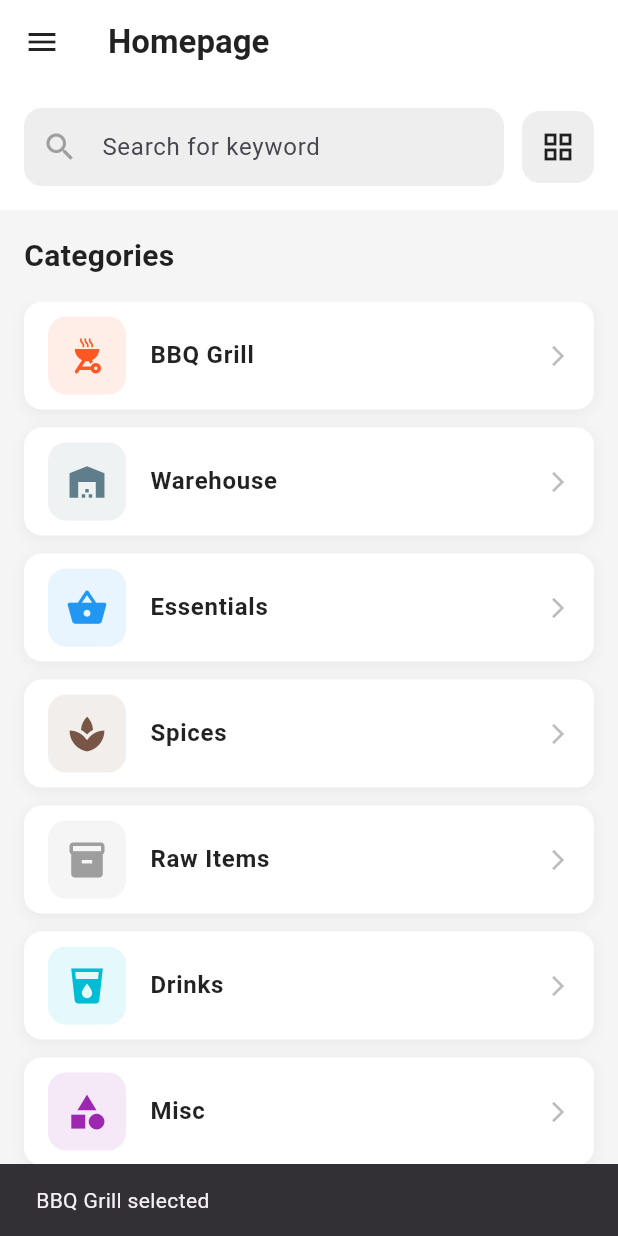
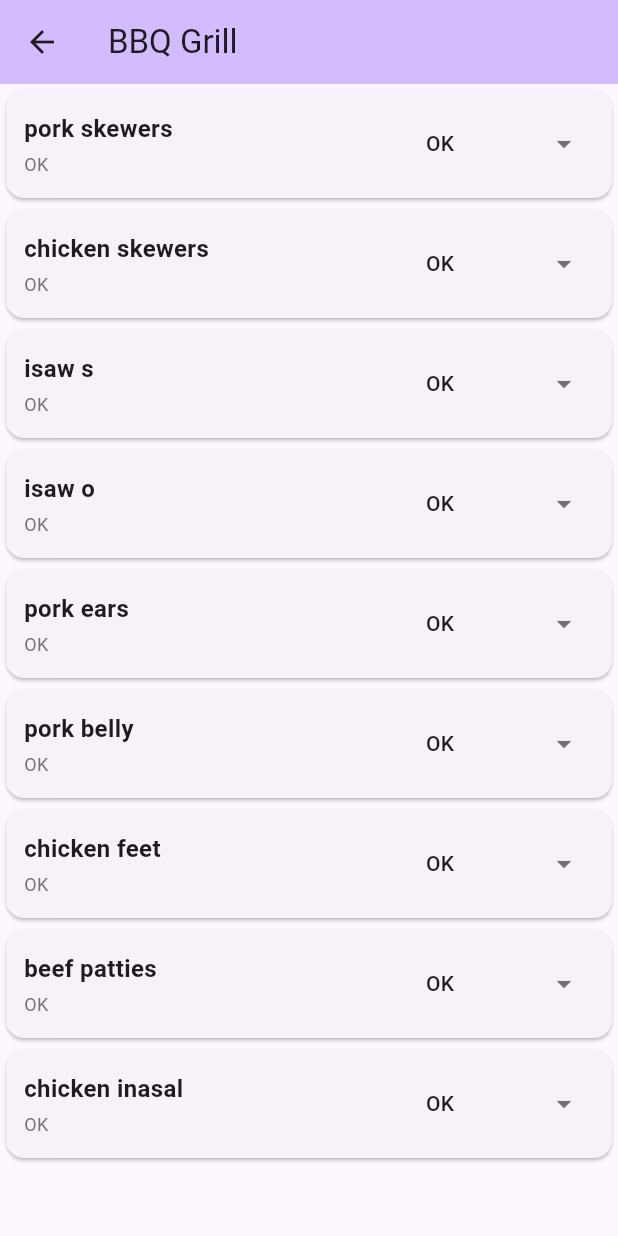
Before and after one commit to Roianme/stock-count-app, a Flutter app: the screen it shows after launch, after a tap on the "view list" icon, after a tap on "BBQ Grill", on a phone screen of 412 x 824 dp. Run offline on Flutter 3.47's test engine with Material 3 defaults, Android fonts, the phone set to English and light mode, and no system bars.

Commit message:
Refactor category view and navigation logic
Renamed MyHomePage to CategoryView and updated it to display items filtered by category. Improved item status updating to sync with the main item list. Updated home_view to navigate to CategoryView on category tap instead of showing a snackbar. Changed the icon for the 'produce' category from agriculture to eco.

```diff
--- a/stock_count_app/lib/model/item_model.dart
+++ b/stock_count_app/lib/model/item_model.dart
@@ -78,7 +78,7 @@ extension CategoryExtension on Category {
       case Category.supplier:
         return Icons.local_shipping;
       case Category.produce:
-        return Icons.agriculture;
+        return Icons.eco;
       case Category.filipinoSupplier:
         return Icons.store;
       case Category.colesWoolies:
--- a/stock_count_app/lib/view/category_view.dart
+++ b/stock_count_app/lib/view/category_view.dart
@@ -2,29 +2,44 @@ import 'package:flutter/material.dart';
 import '../model/item_model.dart';
 import '../data/item_data.dart';
 
-class MyHomePage extends StatefulWidget {
-  const MyHomePage({super.key, required this.title});
-  final String title;
+class CategoryView extends StatefulWidget {
+  const CategoryView({super.key, required this.category});
+  final Category category;
 
   @override
-  State<MyHomePage> createState() => _MyHomePageState();
+  State<CategoryView> createState() => _CategoryViewState();
 }
 
-class _MyHomePageState extends State<MyHomePage> {
+class _CategoryViewState extends State<CategoryView> {
+  late List<Item> categoryItems;
+
+  @override
+  void initState() {
+    super.initState();
+    // Filter items by the selected category
+    categoryItems = items
+        .where((item) => item.category == widget.category)
+        .toList();
+  }
+
   // Function to update item status
   void updateItemStatus(int itemId, ItemStatus newStatus) {
     setState(() {
       // Find and update the item in the list
-      final index = items.indexWhere((item) => item.id == itemId);
+      final index = categoryItems.indexWhere((item) => item.id == itemId);
       if (index != -1) {
-        // Create a new item with updated status
+        // Update in the main items list as well
+        final mainIndex = items.indexWhere((item) => item.id == itemId);
+        if (mainIndex != -1) {
           final updatedItem = Item(
-          id: items[index].id,
-          name: items[index].name,
-          category: items[index].category,
+            id: items[mainIndex].id,
+            name: items[mainIndex].name,
+            category: items[mainIndex].category,
             status: newStatus,
           );
-        items[index] = updatedItem;
+          items[mainIndex] = updatedItem;
+          categoryItems[index] = updatedItem;
+        }
       }
     });
   }
@@ -34,10 +49,12 @@ class _MyHomePageState extends State<MyHomePage> {
     return Scaffold(
       appBar: AppBar(
         backgroundColor: Theme.of(context).colorScheme.inversePrimary,
-        title: Text(widget.title),
+        title: Text(_getCategoryDisplayText(widget.category)),
       ),
-      body: ListView(
-        children: items.map((item) {
+      body: categoryItems.isEmpty
+          ? Center(child: Text('No items in this category'))
+          : ListView(
+              children: categoryItems.map((item) {
                 return Card(
                   child: Padding(
                     padding: const EdgeInsets.all(12.0),
@@ -56,7 +73,7 @@ class _MyHomePageState extends State<MyHomePage> {
                               ),
                               SizedBox(height: 4),
                               Text(
-                          _getCategoryDisplayText(item.category),
+                                _getStatusDisplayText(item.status),
                                 style: TextStyle(
                                   fontSize: 12,
                                   color: Colors.grey[600],
@@ -120,7 +137,7 @@ class _MyHomePageState extends State<MyHomePage> {
     }
   }
 
-  // Helper function to get display text for status
+  // Helper function to get display text for category
   String _getCategoryDisplayText(Category category) {
     switch (category) {
       case Category.bbqGrill:
--- a/stock_count_app/lib/view/home_view.dart
+++ b/stock_count_app/lib/view/home_view.dart
@@ -1,5 +1,6 @@
 import 'package:flutter/material.dart';
 import '../model/item_model.dart';
+import 'category_view.dart';
 
 void main() {
   runApp(const MyApp());
@@ -177,12 +178,11 @@ class _HomePageState extends State<HomePage> {
         color: Colors.transparent,
         child: InkWell(
           onTap: () {
-            // Handle category tap
-            // On tap, category.name is passed to a method from category_view.dart
-            // The contents or items displayed will be based on the selected category
-
-            ScaffoldMessenger.of(context).showSnackBar(
-              SnackBar(content: Text('${category.displayName} selected')),
+            Navigator.push(
+              context,
+              MaterialPageRoute(
+                builder: (context) => CategoryView(category: category),
+              ),
             );
           },
           borderRadius: BorderRadius.circular(16),
@@ -250,12 +250,11 @@ class _HomePageState extends State<HomePage> {
           color: Colors.grey[400],
         ),
         onTap: () {
-          // Handle category tap
-          // On tap, category.name is passed to a method from category_view.dart
-          // The contents or items displayed will be based on the selected category
-
-          ScaffoldMessenger.of(context).showSnackBar(
-            SnackBar(content: Text('${category.displayName} selected')),
+          Navigator.push(
+            context,
+            MaterialPageRoute(
+              builder: (context) => CategoryView(category: category),
+            ),
           );
         },
       ),
```
Lines whose indentation alone changed are shown as unchanged.
